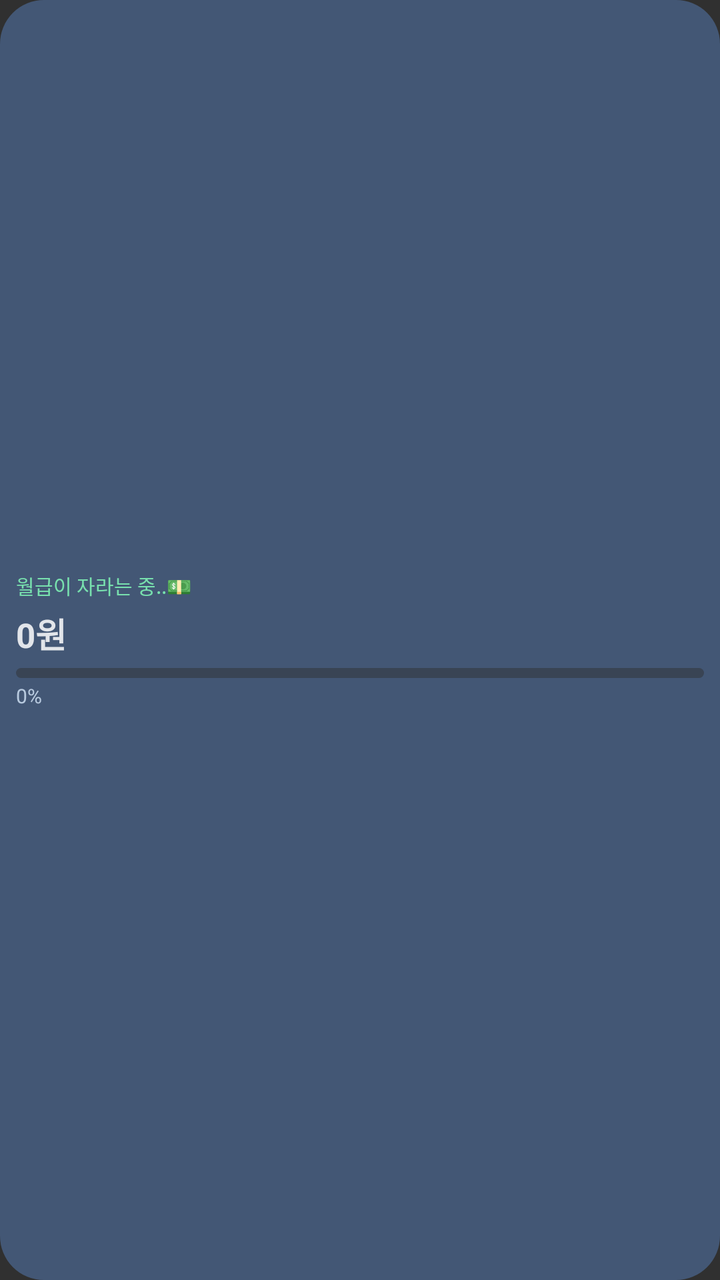
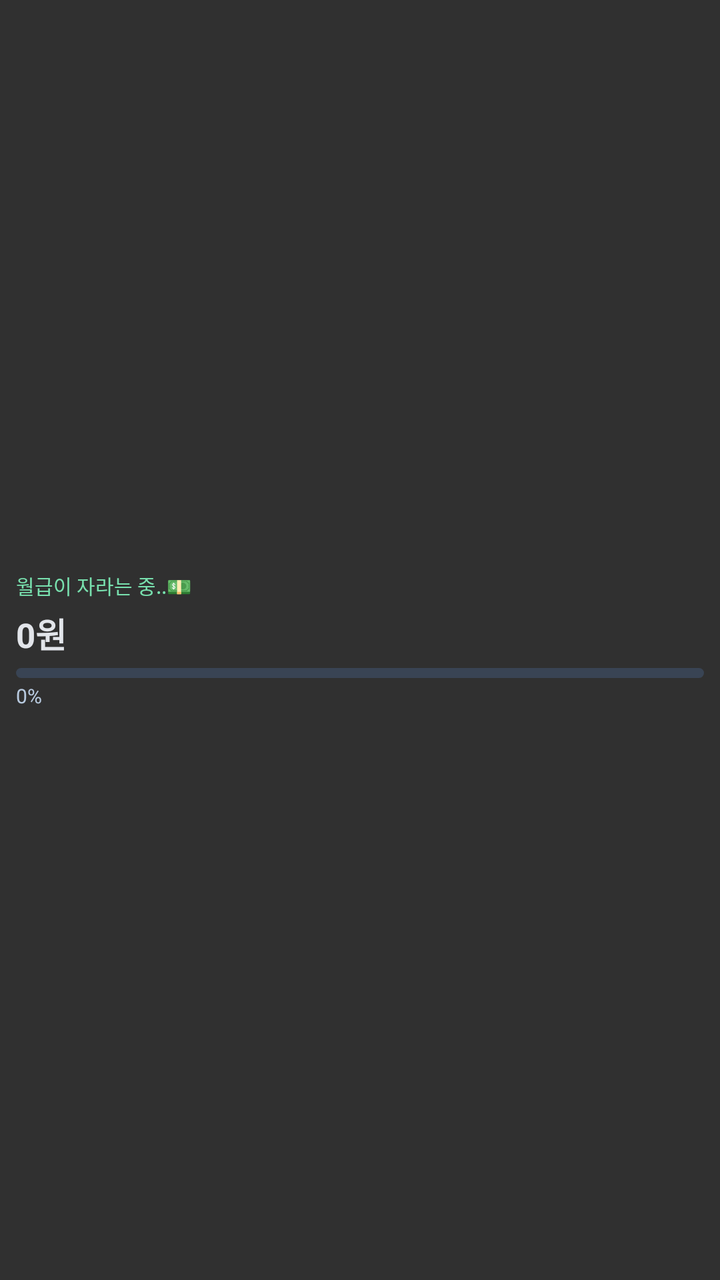

An Android layout rendered at two revisions. The XML below is the earlier revision; the diff shows what the commit changed to produce the second picture.
<!-- AndroidManifest.xml: application theme android:Theme.Material.NoActionBar -->
<!-- res/layout/salary_widget_mini.xml -->
<LinearLayout android:id="@+id/widget_root" xmlns:android="http://schemas.android.com/apk/res/android" android:layout_width="match_parent" android:layout_height="match_parent" android:orientation="vertical" android:gravity="center_vertical" android:padding="8dp" android:background="@drawable/widget_bg"><TextView android:id="@+id/title" android:layout_width="match_parent" android:layout_height="wrap_content" android:text="월급이 자라는 중..💵" android:textColor="#78E0AE" android:textSize="10sp" android:singleLine="true" android:ellipsize="end"/><FrameLayout android:layout_width="match_parent" android:layout_height="wrap_content"><TextView android:id="@+id/amount" android:layout_width="match_parent" android:layout_height="wrap_content" android:layout_marginTop="4dp" android:text="0원" android:textColor="#E2E5EA" android:textSize="17sp" android:textStyle="bold" android:singleLine="true" android:autoSizeTextType="uniform" android:autoSizeMinTextSize="9sp" android:autoSizeMaxTextSize="17sp"/><ImageView android:id="@+id/rainbow_amount" android:layout_width="match_parent" android:layout_height="match_parent" android:visibility="gone" android:scaleType="fitStart" android:adjustViewBounds="false"/></FrameLayout><ProgressBar android:id="@+id/progress" style="?android:attr/progressBarStyleHorizontal" android:layout_width="match_parent" android:layout_height="5dp" android:layout_marginTop="5dp" android:max="10000" android:progressDrawable="@drawable/widget_progress_green"/><ProgressBar android:id="@+id/progress_lastfive" style="?android:attr/progressBarStyleHorizontal" android:layout_width="match_parent" android:layout_height="5dp" android:layout_marginTop="5dp" android:max="10000" android:progressDrawable="@drawable/widget_progress_lastfive" android:visibility="gone"/><TextView android:id="@+id/progress_text" android:layout_width="match_parent" android:layout_height="wrap_content" android:layout_marginTop="2dp" android:text="0%" android:textColor="#B8CADF" android:textSize="10sp"/></LinearLayout>
<!-- resources referenced by this layout -->
<resources>
  <!-- drawable widget_bg (drawable) -->
  <shape xmlns:android="http://schemas.android.com/apk/res/android" android:shape="rectangle">
      <solid android:color="#435775"/>
      <corners android:radius="22dp"/>
  </shape>
  <!-- drawable widget_progress_green (drawable) -->
  <layer-list xmlns:android="http://schemas.android.com/apk/res/android"><item android:id="@android:id/background"><shape android:shape="rectangle"><corners android:radius="6dp"/><solid android:color="#394454"/></shape></item><item android:id="@android:id/progress"><clip><shape android:shape="rectangle"><corners android:radius="6dp"/><gradient android:angle="0" android:startColor="#236B43" android:endColor="#A5F4A4"/></shape></clip></item></layer-list>
  <!-- drawable widget_progress_lastfive (drawable) -->
  <layer-list xmlns:android="http://schemas.android.com/apk/res/android"><item android:id="@android:id/background"><shape android:shape="rectangle"><corners android:radius="6dp"/><solid android:color="#394454"/></shape></item><item android:id="@android:id/progress"><clip><shape android:shape="rectangle"><corners android:radius="6dp"/><gradient android:angle="0" android:startColor="#236B43" android:centerColor="#A5F4A4" android:endColor="#B50016" android:centerX="0.68"/></shape></clip></item></layer-list>
</resources>

<!-- the commit's change to res/layout/salary_widget_mini.xml (unified diff, before → after) -->
@@ -1 +1 @@
-<LinearLayout android:id="@+id/widget_root" xmlns:android="http://schemas.android.com/apk/res/android" android:layout_width="match_parent" android:layout_height="match_parent" android:orientation="vertical" android:gravity="center_vertical" android:padding="8dp" android:background="@drawable/widget_bg"><TextView android:id="@+id/title" android:layout_width="match_parent" android:layout_height="wrap_content" android:text="월급이 자라는 중..💵" android:textColor="#78E0AE" android:textSize="10sp" android:singleLine="true" android:ellipsize="end"/><FrameLayout android:layout_width="match_parent" android:layout_height="wrap_content"><TextView android:id="@+id/amount" android:layout_width="match_parent" android:layout_height="wrap_content" android:layout_marginTop="4dp" android:text="0원" android:textColor="#E2E5EA" android:textSize="17sp" android:textStyle="bold" android:singleLine="true" android:autoSizeTextType="uniform" android:autoSizeMinTextSize="9sp" android:autoSizeMaxTextSize="17sp"/><ImageView android:id="@+id/rainbow_amount" android:layout_width="match_parent" android:layout_height="match_parent" android:visibility="gone" android:scaleType="fitStart" android:adjustViewBounds="false"/></FrameLayout><ProgressBar android:id="@+id/progress" style="?android:attr/progressBarStyleHorizontal" android:layout_width="match_parent" android:layout_height="5dp" android:layout_marginTop="5dp" android:max="10000" android:progressDrawable="@drawable/widget_progress_green"/><ProgressBar android:id="@+id/progress_lastfive" style="?android:attr/progressBarStyleHorizontal" android:layout_width="match_parent" android:layout_height="5dp" android:layout_marginTop="5dp" android:max="10000" android:progressDrawable="@drawable/widget_progress_lastfive" android:visibility="gone"/><TextView android:id="@+id/progress_text" android:layout_width="match_parent" android:layout_height="wrap_content" android:layout_marginTop="2dp" android:text="0%" android:textColor="#B8CADF" android:textSize="10sp"/></LinearLayout>
+<FrameLayout xmlns:android="http://schemas.android.com/apk/res/android" android:id="@+id/widget_root" android:layout_width="match_parent" android:layout_height="match_parent"><ImageView android:id="@+id/widget_background" android:layout_width="match_parent" android:layout_height="match_parent" android:scaleType="fitXY"/><LinearLayout android:id="@+id/widget_content" xmlns:android="http://schemas.android.com/apk/res/android" android:layout_width="match_parent" android:layout_height="match_parent" android:orientation="vertical" android:gravity="center_vertical" android:padding="8dp" android:background="@android:color/transparent"><TextView android:id="@+id/title" android:layout_width="match_parent" android:layout_height="wrap_content" android:text="월급이 자라는 중..💵" android:textColor="#78E0AE" android:textSize="10sp" android:singleLine="true" android:ellipsize="end"/><FrameLayout android:layout_width="match_parent" android:layout_height="wrap_content"><TextView android:id="@+id/amount" android:layout_width="match_parent" android:layout_height="wrap_content" android:layout_marginTop="4dp" android:text="0원" android:textColor="#E2E5EA" android:textSize="17sp" android:textStyle="bold" android:singleLine="true" android:autoSizeTextType="uniform" android:autoSizeMinTextSize="9sp" android:autoSizeMaxTextSize="17sp"/><ImageView android:id="@+id/rainbow_amount" android:layout_width="match_parent" android:layout_height="match_parent" android:visibility="gone" android:scaleType="fitStart" android:adjustViewBounds="false"/></FrameLayout><ProgressBar android:id="@+id/progress" style="?android:attr/progressBarStyleHorizontal" android:layout_width="match_parent" android:layout_height="5dp" android:layout_marginTop="5dp" android:max="10000" android:progressDrawable="@drawable/widget_progress_green"/><ProgressBar android:id="@+id/progress_lastfive" style="?android:attr/progressBarStyleHorizontal" android:layout_width="match_parent" android:layout_height="5dp" android:layout_marginTop="5dp" android:max="10000" android:progressDrawable="@drawable/widget_progress_lastfive" android:visibility="gone"/><TextView android:id="@+id/progress_text" android:layout_width="match_parent" android:layout_height="wrap_content" android:layout_marginTop="2dp" android:text="0%" android:textColor="#B8CADF" android:textSize="10sp"/></LinearLayout></FrameLayout>
<!-- resource entries referenced after the edit -->
@@ -1,10 +1,5 @@
 <!-- resources referenced by this layout -->
 <resources>
-  <!-- drawable widget_bg (drawable) -->
-  <shape xmlns:android="http://schemas.android.com/apk/res/android" android:shape="rectangle">
-      <solid android:color="#435775"/>
-      <corners android:radius="22dp"/>
-  </shape>
   <!-- drawable widget_progress_green (drawable) -->
   <layer-list xmlns:android="http://schemas.android.com/apk/res/android"><item android:id="@android:id/background"><shape android:shape="rectangle"><corners android:radius="6dp"/><solid android:color="#394454"/></shape></item><item android:id="@android:id/progress"><clip><shape android:shape="rectangle"><corners android:radius="6dp"/><gradient android:angle="0" android:startColor="#236B43" android:endColor="#A5F4A4"/></shape></clip></item></layer-list>
   <!-- drawable widget_progress_lastfive (drawable) -->
